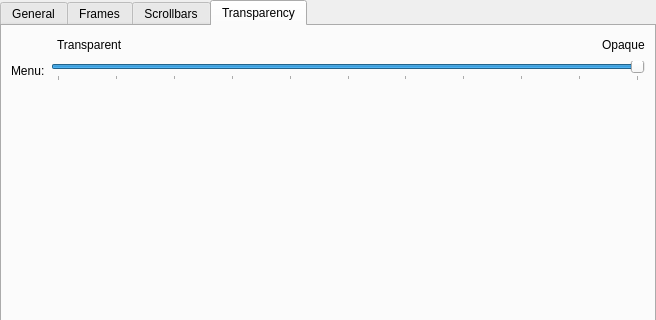
The window that kstyle/config/ui/breezestyleconfig.ui (paulmcauley/klassy) describes before a commit, drawn with Qt 5; both pictures show x 0 to 656 and y 0 to 320 of the 656 by 520 pixel window.
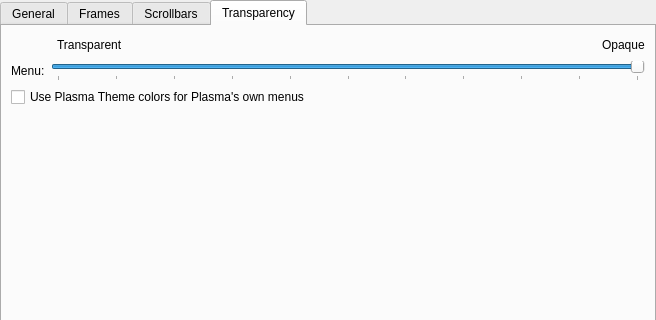
The same window after the commit. The open tabs and pages were chosen to show the change. Icons and pictures are not drawn.

Commit message:
Add a new option to select Plasma theme for menu
When using Global Menu widget with plasma shell, menu rendering
follows KDE palette while the Plasma shell could use a different
color scheme e.g. dark color for Plasma and light color for KDE.

This new option (disable by default) add the possibility to use
the Plasma shell color scheme to render menus within Plasma shell.
Thus, Global Menu widget follow Plasma shell color scheme and not
KDE color scheme. This option affects only Plasma's own menus and
all other applications continue to folow KDE color scheme.

```diff
--- a/kstyle/config/ui/breezestyleconfig.ui
+++ b/kstyle/config/ui/breezestyleconfig.ui
@@ -903,6 +903,16 @@
          </item>
         </layout>
        </item>
+        <item row="8" column="0" colspan="2">
+         <widget class="QCheckBox" name="_menuUsePlasmaTheme">
+          <property name="toolTip">
+           <string>Only affects Plasma's own menus, such as the panel's global menu (Application Menu) widget. Menus of application windows always use the KDE application color scheme.</string>
+          </property>
+          <property name="text">
+           <string>Use Plasma Theme colors for Plasma's own menus</string>
+          </property>
+         </widget>
+        </item>
        <item row="1" column="0">
         <spacer name="horizontalSpacer_5">
          <property name="orientation">
```
The commit also changes 10 other files.
